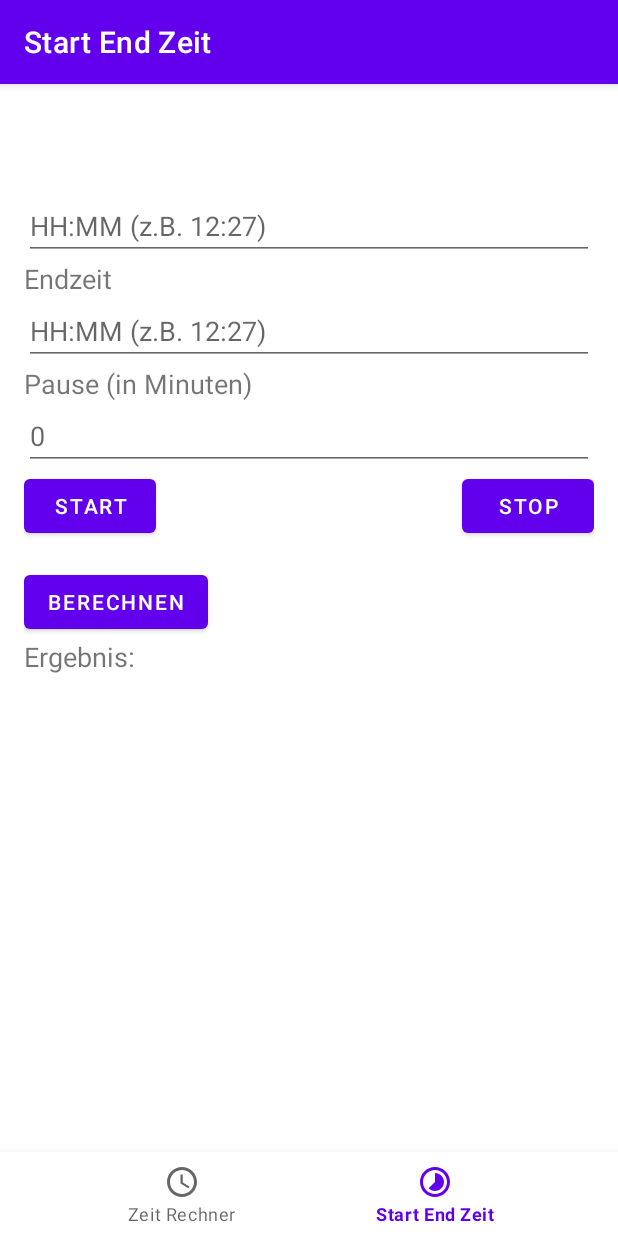
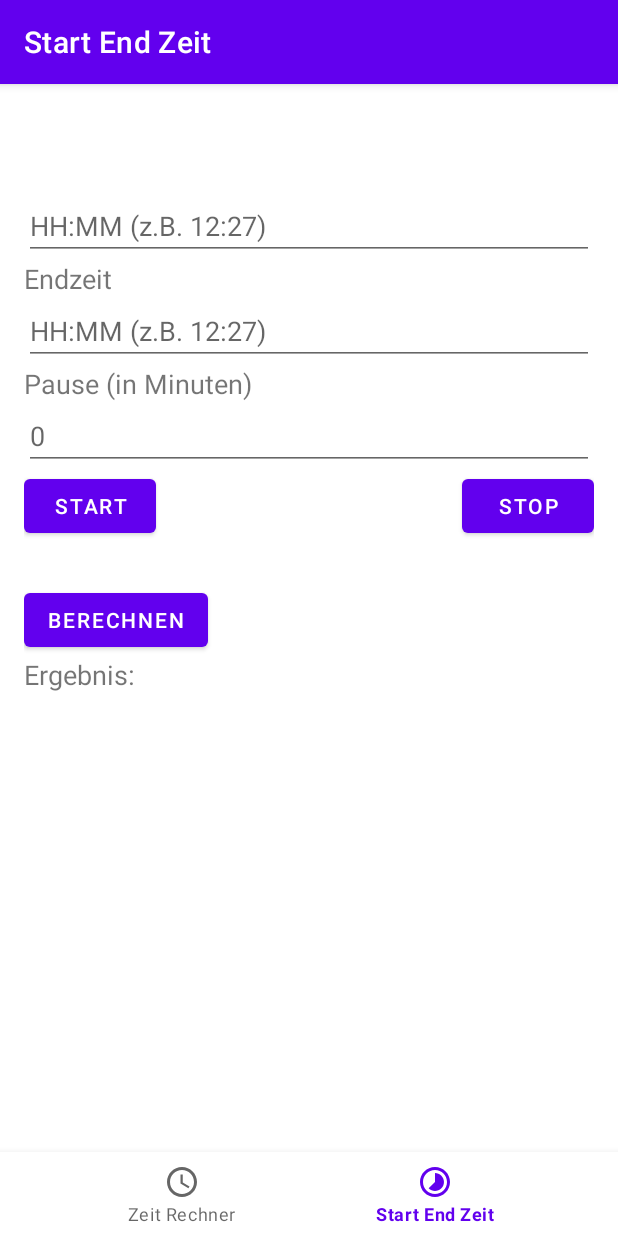
Before and after one commit to CodingRobIT/TimeCalculatorApp, an Android app: the StartEndTimeFragment screen opened through its navigation route, on a phone screen of 412 x 824 dp. Run offline under Robolectric (Android 15) with nearby library versions, the phone set to English and light mode, and no system bars; our stand-ins replace navigation-ui.

Commit message:
rearrange calculate button

```diff
--- a/src/main/res/layout/fragment_start_end_time.xml
+++ b/src/main/res/layout/fragment_start_end_time.xml
@@ -84,7 +84,7 @@
         android:layout_width="wrap_content"
         android:layout_height="wrap_content"
         android:text="Berechnen"
-        android:layout_marginTop="16dp" />
+        android:layout_marginTop="28dp" />
 
 
 
```
